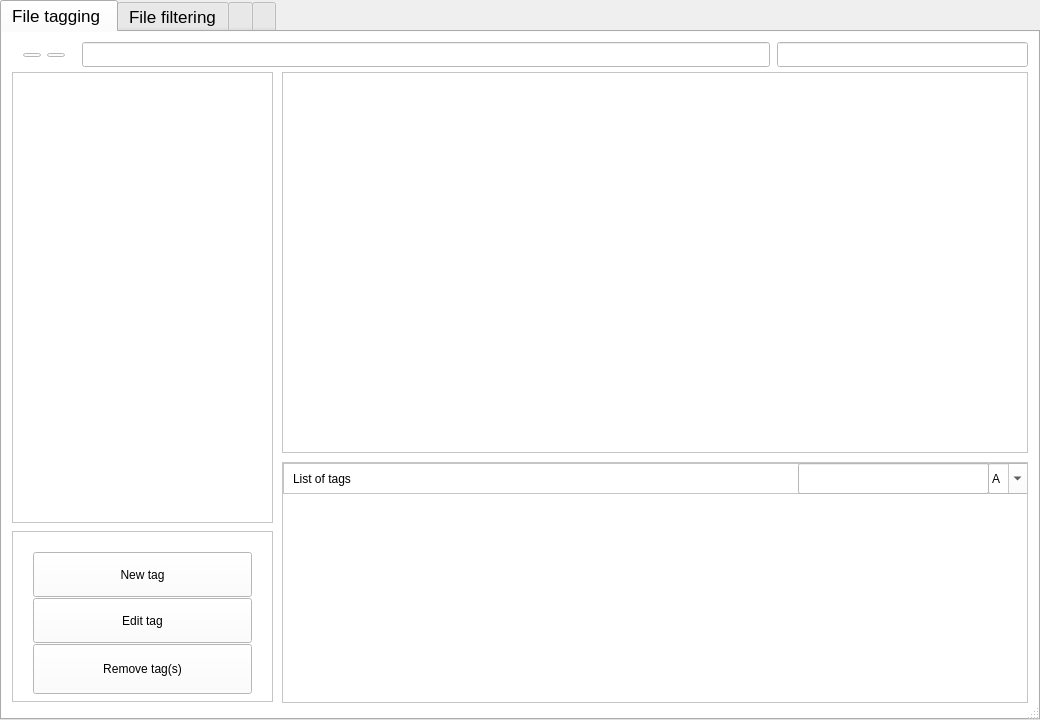
Old version of the form mainwindow.ui in the repository B-Sarah/IHM.
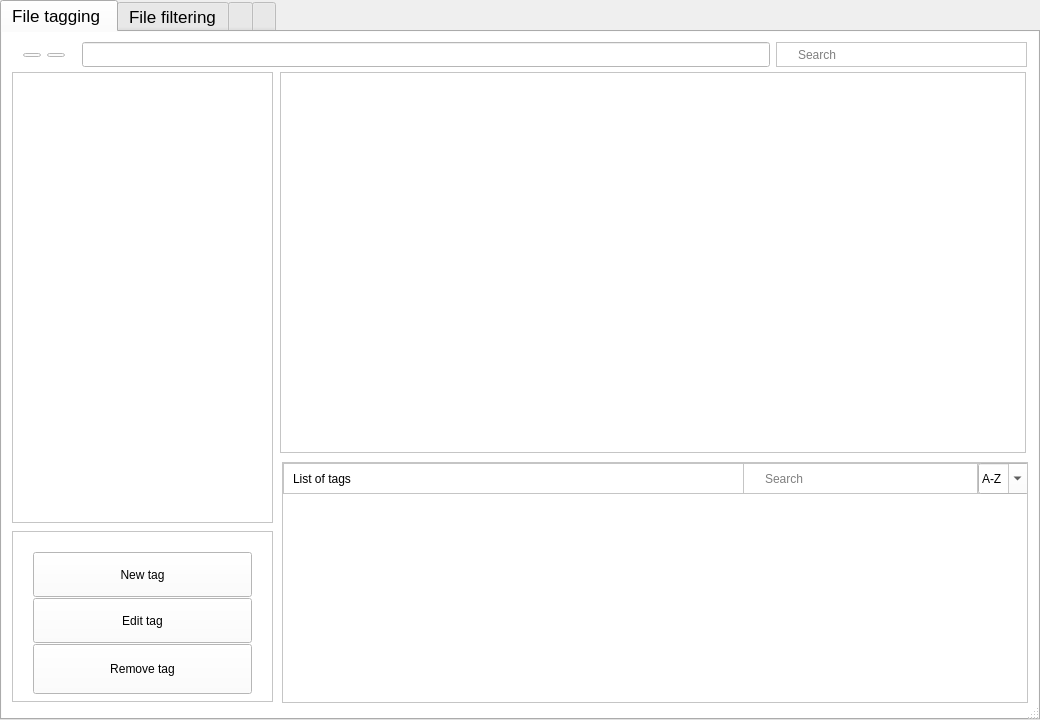
New version of the form. The open tabs and pages were chosen to show the change. Icons and pictures are not drawn.

Diff of the .ui file:
```diff
--- a/mainwindow.ui
+++ b/mainwindow.ui
@@ -118,7 +118,7 @@
      <widget class="QListView" name="listView">
       <property name="geometry">
        <rect>
-        <x>280</x>
+        <x>278</x>
         <y>40</y>
         <width>746</width>
         <height>381</height>
@@ -217,7 +217,7 @@
            </size>
           </property>
           <property name="text">
-           <string>Remove tag(s)</string>
+           <string>Remove tag</string>
           </property>
          </widget>
         </item>
@@ -229,16 +229,6 @@
       <zorder>newTag</zorder>
       <zorder>EditTag</zorder>
      </widget>
-     <widget class="QLineEdit" name="lineEdit_2">
-      <property name="geometry">
-       <rect>
-        <x>775</x>
-        <y>10</y>
-        <width>251</width>
-        <height>25</height>
-       </rect>
-      </property>
-     </widget>
      <widget class="QScrollArea" name="scrollArea">
       <property name="geometry">
        <rect>
@@ -295,9 +285,9 @@
         <widget class="QComboBox" name="comboBox">
          <property name="geometry">
           <rect>
-           <x>705</x>
+           <x>695</x>
            <y>0</y>
-           <width>41</width>
+           <width>51</width>
            <height>31</height>
           </rect>
          </property>
@@ -305,22 +295,126 @@
           <bool>true</bool>
          </property>
          <property name="currentText">
-          <string>A</string>
+          <string>A-Z</string>
          </property>
         </widget>
-        <widget class="QLineEdit" name="lineEdit_3">
+        <widget class="QFrame" name="frame_3">
          <property name="geometry">
           <rect>
-           <x>515</x>
+           <x>460</x>
            <y>0</y>
-           <width>191</width>
+           <width>235</width>
            <height>31</height>
           </rect>
          </property>
+         <property name="frameShape">
+          <enum>QFrame::StyledPanel</enum>
+         </property>
+         <property name="frameShadow">
+          <enum>QFrame::Raised</enum>
+         </property>
+         <widget class="QLineEdit" name="lineEdit_3">
+          <property name="geometry">
+           <rect>
+            <x>20</x>
+            <y>5</y>
+            <width>213</width>
+            <height>21</height>
+           </rect>
+          </property>
+          <property name="styleSheet">
+           <string notr="true">border:0;</string>
+          </property>
+          <property name="cursorPosition">
+           <number>0</number>
+          </property>
+          <property name="alignment">
+           <set>Qt::AlignLeading|Qt::AlignLeft|Qt::AlignVCenter</set>
+          </property>
+          <property name="placeholderText">
+           <string>Search</string>
+          </property>
+         </widget>
+         <widget class="QLabel" name="label_2">
+          <property name="geometry">
+           <rect>
+            <x>1</x>
+            <y>5</y>
+            <width>21</width>
+            <height>21</height>
+           </rect>
+          </property>
+          <property name="text">
+           <string/>
+          </property>
+          <property name="pixmap">
+           <pixmap>search.png</pixmap>
+          </property>
+          <property name="scaledContents">
+           <bool>true</bool>
+          </property>
+         </widget>
         </widget>
        </widget>
       </widget>
      </widget>
+     <widget class="QFrame" name="frame_4">
+      <property name="geometry">
+       <rect>
+        <x>774</x>
+        <y>10</y>
+        <width>251</width>
+        <height>25</height>
+       </rect>
+      </property>
+      <property name="frameShape">
+       <enum>QFrame::StyledPanel</enum>
+      </property>
+      <property name="frameShadow">
+       <enum>QFrame::Raised</enum>
+      </property>
+      <widget class="QLineEdit" name="lineEdit_4">
+       <property name="geometry">
+        <rect>
+         <x>20</x>
+         <y>5</y>
+         <width>213</width>
+         <height>16</height>
+        </rect>
+       </property>
+       <property name="styleSheet">
+        <string notr="true">border:0;</string>
+       </property>
+       <property name="cursorPosition">
+        <number>0</number>
+       </property>
+       <property name="alignment">
+        <set>Qt::AlignLeading|Qt::AlignLeft|Qt::AlignVCenter</set>
+       </property>
+       <property name="placeholderText">
+        <string>Search</string>
+       </property>
+      </widget>
+      <widget class="QLabel" name="label_4">
+       <property name="geometry">
+        <rect>
+         <x>1</x>
+         <y>4</y>
+         <width>21</width>
+         <height>19</height>
+        </rect>
+       </property>
+       <property name="text">
+        <string/>
+       </property>
+       <property name="pixmap">
+        <pixmap>search.png</pixmap>
+       </property>
+       <property name="scaledContents">
+        <bool>true</bool>
+       </property>
+      </widget>
+     </widget>
      <widget class="QWidget" name="">
       <property name="geometry">
        <rect>
```
Left out of the diff: 13 changed lines with no effect on the pictures.
